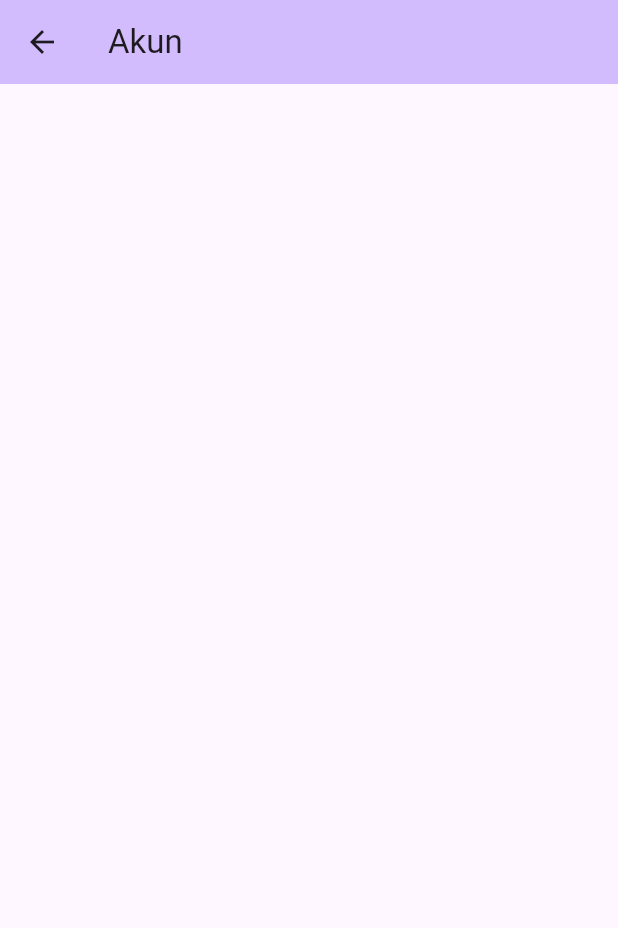
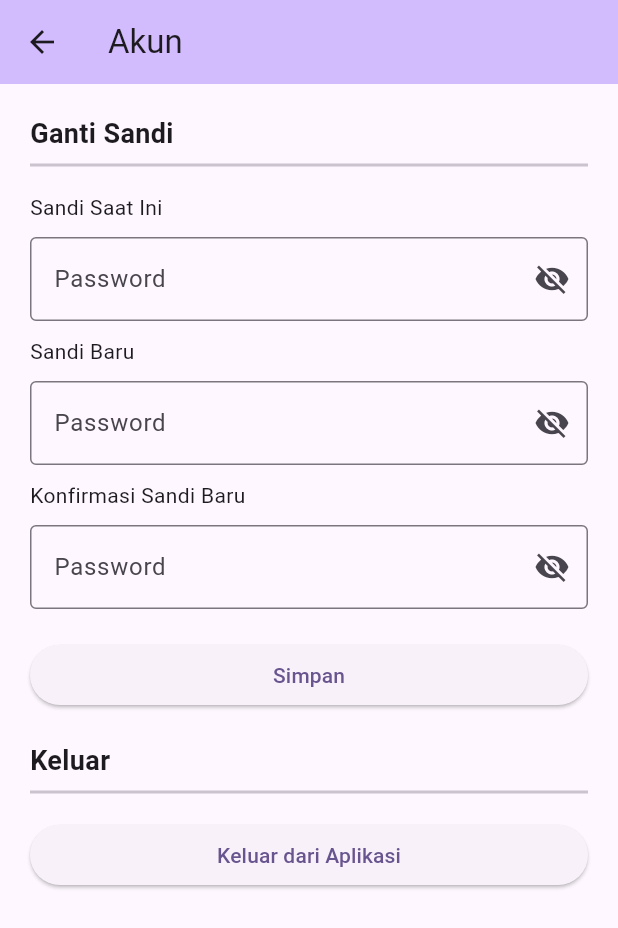
Before and after one commit to rahmanlana26/pemrograman_mobile, a Flutter app: the SimpleHomePage screen opened directly, after a tap on "Akun", on a phone screen of 412 x 824 dp. Shown: the top 928 px of the screen. Run offline on Flutter 3.47's test engine with Material 3 defaults, Android fonts, the phone set to English and light mode, and no system bars; our stand-ins replace image_picker, video_player.

Commit message:
pertemuan 10: dekomposisi widget, halaman akun & login, akses media

```diff
--- /dev/null
+++ b/mydj/lib/components/password_field.dart
@@ -0,0 +1,41 @@
+import 'package:flutter/material.dart';
+
+class PasswordField extends StatefulWidget {
+  final void Function(String value) onChanged; // <-- Ketika teksnya berubah
+
+  const PasswordField({super.key, this.onChanged = _emptyFunction});
+
+  static void _emptyFunction(String value) {} // <-- Fungsi kosong untuk
+  // nilai default parameter onChanged
+
+  @override
+  State<StatefulWidget> createState() {
+    return _PasswordFieldState();
+  }
+}
+
+class _PasswordFieldState extends State<PasswordField> {
+  bool _obscure = true; // <-- Teksnya ditutup atau diperlihatkan
+
+  void _toggleVisibilityIconButton() {
+    setState(() {
+      _obscure = !_obscure;
+    });
+  }
+
+  @override
+  Widget build(BuildContext context) {
+    return TextFormField(
+      obscureText: _obscure,
+      decoration: InputDecoration(
+        labelText: 'Password',
+        border: OutlineInputBorder(),
+        suffixIcon: IconButton(
+          icon: Icon(_obscure ? Icons.visibility_off : Icons.visibility),
+          onPressed: () => {_toggleVisibilityIconButton()},
+        ),
+      ),
+      onChanged: widget.onChanged,
+    );
+  }
+}
--- a/mydj/lib/main.dart
+++ b/mydj/lib/main.dart
@@ -1,6 +1,6 @@
 import 'package:flutter/material.dart';
 import 'package:mydj/data/data_provider.dart';
-import 'package:mydj/pages/simple_home_page.dart';
+import 'package:mydj/pages/login_page.dart';
 import 'package:provider/provider.dart';
 
 void main() {
@@ -25,7 +25,8 @@ class MyApp extends StatelessWidget {
       theme: ThemeData(
         colorScheme: ColorScheme.fromSeed(seedColor: Colors.deepPurple),
       ),
-      home: const SimpleHomePage(title: 'Jurnal Harian Guru'),
+      home: const LoginPage(), // <-- Kita ganti dengan halaman login yang kita
+      // buat
     );
   }
 }
--- a/mydj/lib/pages/akun.dart
+++ b/mydj/lib/pages/akun.dart
@@ -1,29 +1,83 @@
 import 'package:flutter/material.dart';
+import 'package:mydj/components/password_field.dart';
+import 'package:mydj/pages/login_page.dart';
 
-class LihatJurnalPage extends StatefulWidget {
-  const LihatJurnalPage({super.key, required this.title});
+class AkunPage extends StatefulWidget {
+  const AkunPage({super.key, required this.title});
 
   final String title;
 
   @override
-  State<LihatJurnalPage> createState() => _LihatJurnalPageState();
+  State<AkunPage> createState() => _AkunPageState();
 }
 
-class _LihatJurnalPageState extends State<LihatJurnalPage> {
+class _AkunPageState extends State<AkunPage> {
+  // Keluar dari aplikasi, kembali ke halaman login.
+  void _logout(BuildContext context) {
+    Navigator.pushAndRemoveUntil(
+      context,
+      MaterialPageRoute(
+        builder: (context) => const LoginPage(),
+      ),
+      (route) => false,
+    );
+  }
+
   @override
   Widget build(BuildContext context) {
     return Scaffold(
       appBar: AppBar(
+        title: Text(widget.title),
         backgroundColor: Theme.of(context).colorScheme.inversePrimary,
-        title: Text(widget.title),
       ),
-      body: Center(
+      body: Padding(
+        padding: EdgeInsets.all(20),
         child: Column(
-          mainAxisAlignment: MainAxisAlignment.center,
-          crossAxisAlignment: CrossAxisAlignment.center,
+          crossAxisAlignment: CrossAxisAlignment.start,
           children: [
-
-        ]),
+            Text(
+              'Ganti Sandi',
+              style: TextStyle(fontSize: 18, fontWeight: FontWeight.bold),
+            ),
+            Divider(thickness: 2),
+            SizedBox(height: 10),
+            Text('Sandi Saat Ini'),
+            SizedBox(height: 10),
+            // -----------------
+            PasswordField(), // <-- Tambahkan di sini
+            // -----------------
+            SizedBox(height: 10),
+            Text('Sandi Baru'),
+            SizedBox(height: 10),
+            PasswordField(),
+            SizedBox(height: 10),
+            Text('Konfirmasi Sandi Baru'),
+            SizedBox(height: 10),
+            PasswordField(),
+            SizedBox(height: 20),
+            SizedBox(
+              width: double.infinity, // <-- Lebar button akan maksimal.
+              child: ElevatedButton(
+                onPressed: () {},
+                child: Text('Simpan'),
+              ),
+            ),
+            SizedBox(height: 20),
+            Text(
+              'Keluar',
+              style: TextStyle(fontSize: 18, fontWeight: FontWeight.bold),
+            ),
+            Divider(thickness: 2),
+            SizedBox(height: 10),
+            SizedBox(
+              width: double.infinity,
+              child: ElevatedButton(
+                onPressed: () => {_logout(context)},
+                child: Text('Keluar dari Aplikasi'),
+              ),
+            ),
+          ],
+        ),
       ),
     );
   }
--- a/mydj/lib/pages/simple_home_page.dart
+++ b/mydj/lib/pages/simple_home_page.dart
@@ -1,4 +1,5 @@
 import 'package:flutter/material.dart';
+import 'package:mydj/pages/akun.dart';
 import 'package:mydj/pages/buat_jurnal_page.dart';
 import 'package:mydj/pages/lihat_jurnal_page.dart';
 
@@ -34,7 +35,7 @@ class _SimpleHomePageState extends State<SimpleHomePage> {
     Navigator.push(
       context,
       MaterialPageRoute(
-        builder: (context) => const LihatJurnalPage(title: 'Akun'),
+        builder: (context) => const AkunPage(title: 'Akun'),
       ),
     );
   }
```
Also changed, not shown: mydj/lib/components/media_selector.dart (added, +156 -0 lines), mydj/lib/components/video_preview.dart (added, +47 -0 lines), mydj/lib/pages/buat_jurnal_page.dart (+11 -0 lines), mydj/lib/pages/login_page.dart (added, +92 -0 lines), mydj/pubspec.yaml (+7 -0 lines), mydj/assets/images/login_icon.png (added), mydj/pubspec.lock, 5 other files.
